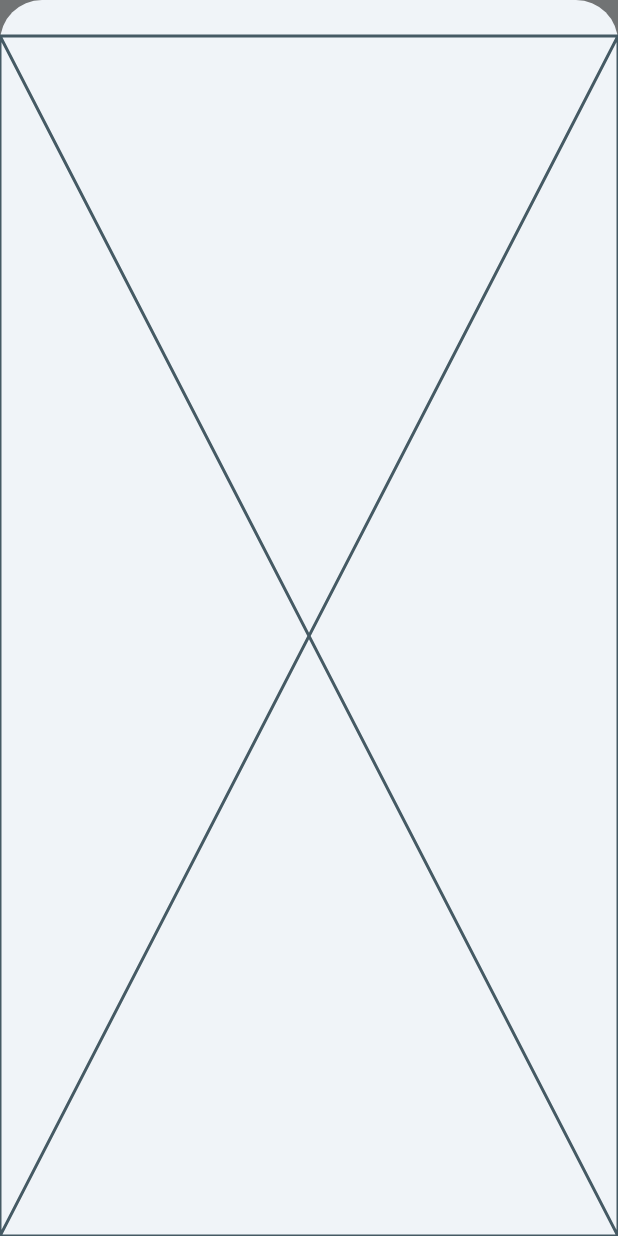
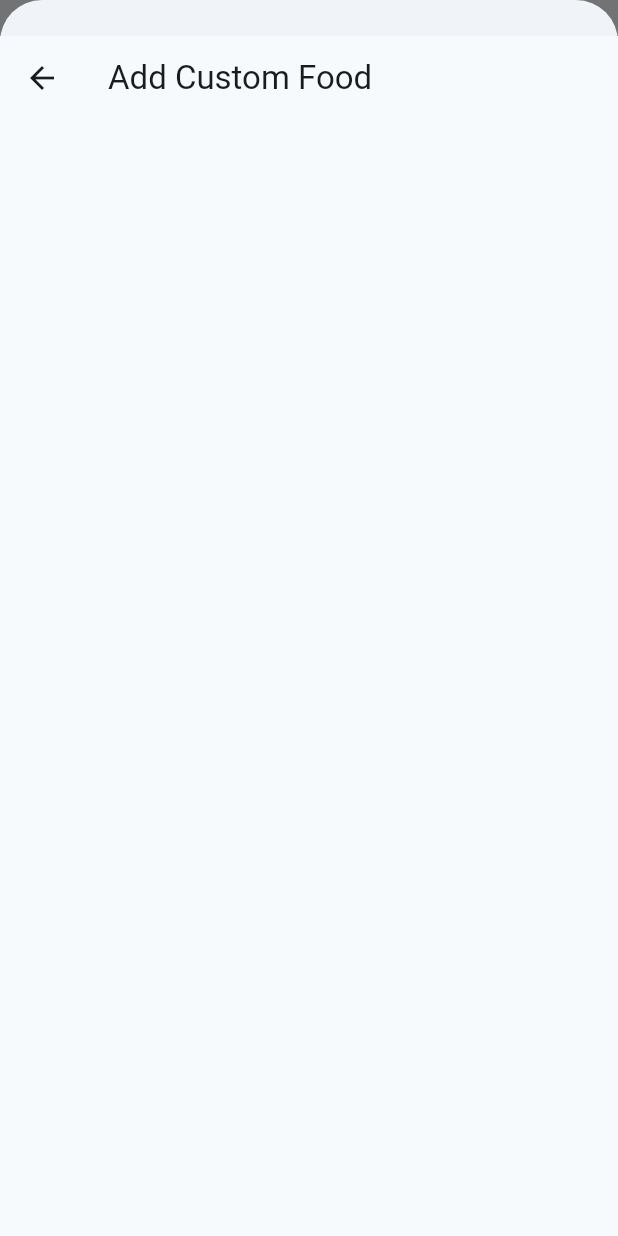
Before and after one commit to michellejw/bolus_calculator_v2, a Flutter app: the ListFoodPage screen opened directly, after a tap on "Add Custom Food", on a phone screen of 412 x 824 dp. Run offline on Flutter 3.47's test engine with Material 3 defaults, Android fonts, the phone set to English and light mode, and no system bars; our stand-ins replace gap.

Commit message:
add content to the bottom modals for adding and searching food

```diff
--- a/lib/screens/add_custom_food.dart
+++ b/lib/screens/add_custom_food.dart
@@ -1,4 +1,5 @@
 import 'package:flutter/material.dart';
+import 'package:gap/gap.dart';
 
 class AddCustomFood extends StatefulWidget {
   const AddCustomFood({super.key});
@@ -10,6 +11,15 @@ class AddCustomFood extends StatefulWidget {
 class _AddCustomFoodState extends State<AddCustomFood> {
   @override
   Widget build(BuildContext context) {
-    return const Placeholder();
+    return Scaffold(
+        appBar: AppBar(
+          title: const Text('Add Custom Food'),
+        ),
+        body: const SafeArea(
+            child: Column(
+          children: [
+            Gap(20.0),
+          ],
+        )));
   }
 }
--- a/lib/screens/add_food_screen.dart
+++ b/lib/screens/add_food_screen.dart
@@ -3,6 +3,7 @@ import 'package:bolus_calculator_v2/utilities/modal_helpers.dart';
 import 'package:flutter/material.dart';
 import 'package:gap/gap.dart';
 import 'package:bolus_calculator_v2/screens/add_custom_food.dart';
+import 'package:bolus_calculator_v2/screens/food_search_screen.dart';
 
 class ListFoodPage extends StatefulWidget {
   const ListFoodPage({super.key});
@@ -62,7 +63,7 @@ class _ListFoodPageState extends State<ListFoodPage> {
                   onPressed: () {
                     showCustomModalBottomSheet(
                       context,
-                      const Placeholder(),
+                      const SearchFoods(),
                     );
                   },
                   child: const Text(
--- a/lib/screens/entry_screen.dart
+++ b/lib/screens/entry_screen.dart
@@ -2,7 +2,7 @@ import 'package:flutter/material.dart';
 import 'package:bolus_calculator_v2/screens/add_food_screen.dart';
 import 'package:gap/gap.dart';
 import 'package:bolus_calculator_v2/utilities/constants.dart';
-import 'package:bolus_calculator_v2/utilities/settings_input_row.dart';
+import 'package:bolus_calculator_v2/utilities/user_input_row.dart';
 import 'package:bolus_calculator_v2/utilities/buttons.dart';
 
 class MyHomePage extends StatefulWidget {
--- a/lib/utilities/modal_helpers.dart
+++ b/lib/utilities/modal_helpers.dart
@@ -14,7 +14,7 @@ void showCustomModalBottomSheet(BuildContext context, Widget child) {
         ),
         child: Container(
           padding: const EdgeInsets.only(top: 24),
-          child: const AddCustomFood(),
+          child: child,
         ),
       );
     },
```
Also changed, not shown: lib/screens/food_search_screen.dart (added, +27 -0 lines), lib/utilities/user_input_row.dart (renamed from lib/utilities/settings_input_row.dart, +31 -1 lines).
